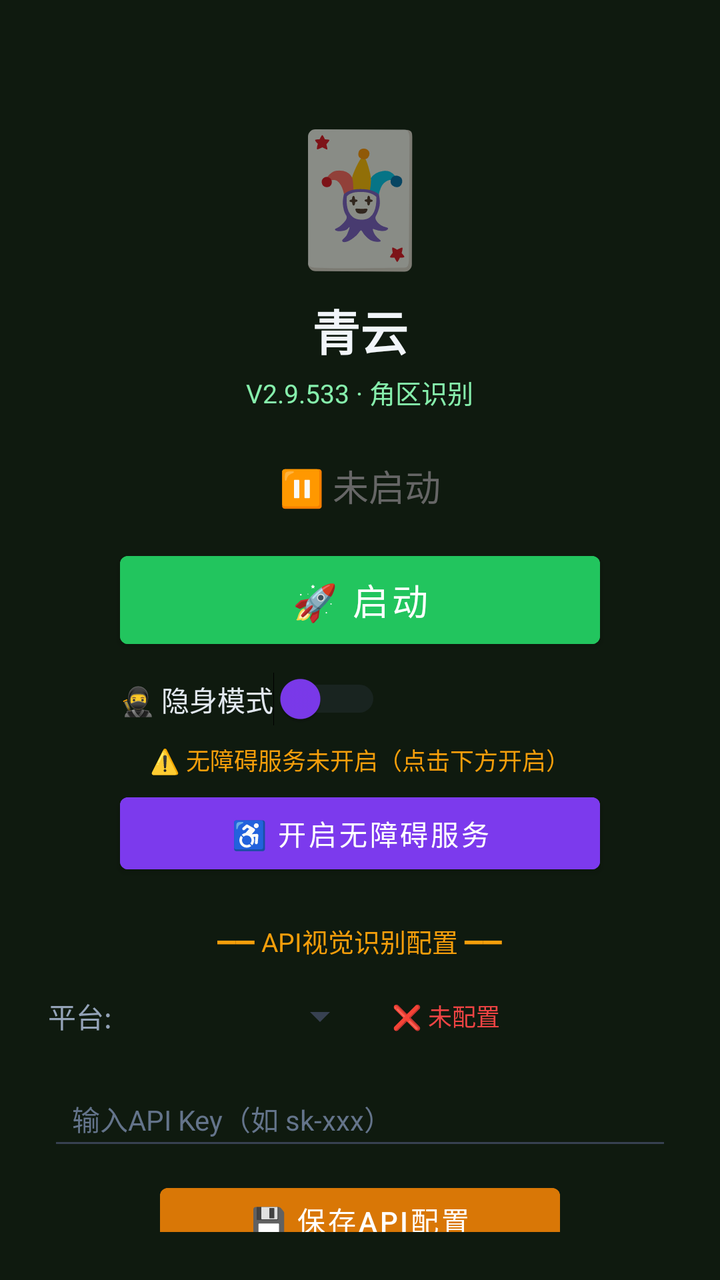
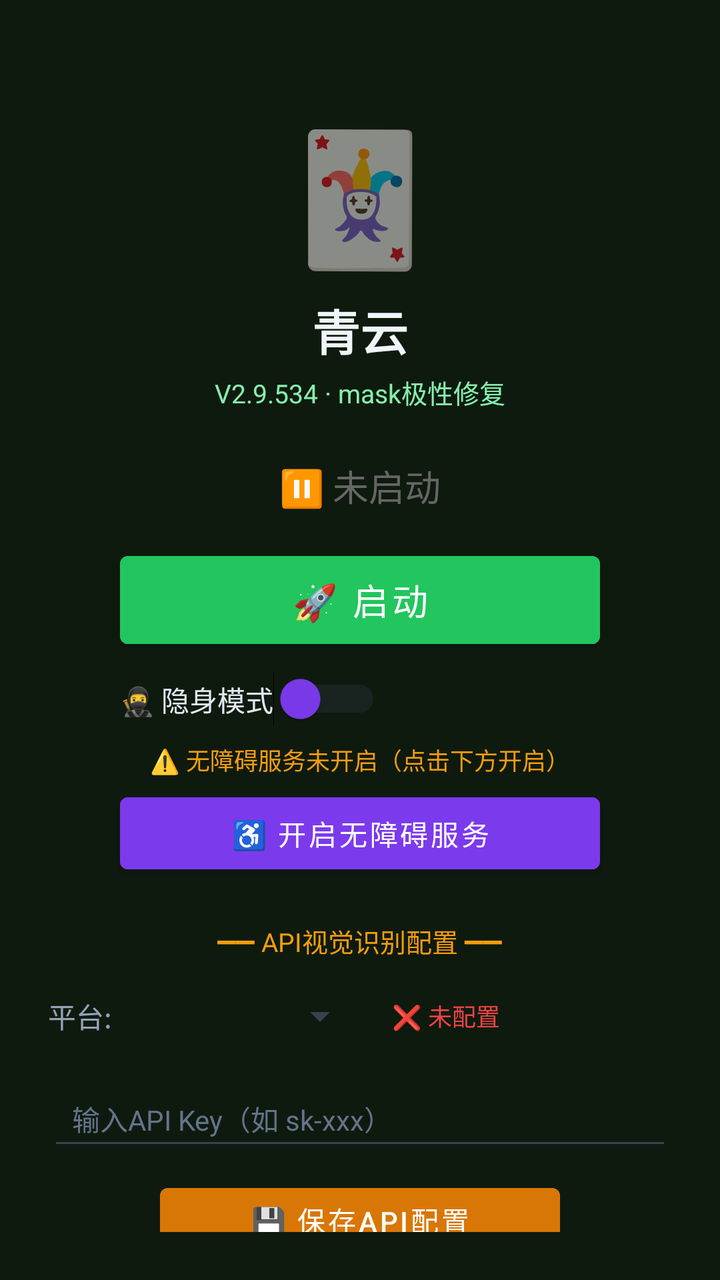

An Android layout rendered at two revisions. The XML below is the earlier revision; the diff shows what the commit changed to produce the second picture.
<!-- AndroidManifest.xml: activity theme Theme.MjScreenshot -->
<!-- res/layout/activity_main.xml -->
<?xml version="1.0" encoding="utf-8"?>
<LinearLayout xmlns:android="http://schemas.android.com/apk/res/android"
    android:layout_width="match_parent"
    android:layout_height="match_parent"
    android:orientation="vertical"
    android:background="#0f1a0f"
    android:padding="24dp"
    android:gravity="center_horizontal">

    <TextView
        android:layout_width="wrap_content"
        android:layout_height="wrap_content"
        android:text="🃏"
        android:textSize="64sp"
        android:layout_marginTop="30dp" />

    <TextView
        android:layout_width="wrap_content"
        android:layout_height="wrap_content"
        android:text="青云"
        android:textSize="24sp"
        android:textColor="#f1f5f9"
        android:textStyle="bold"
        android:layout_marginTop="8dp" />

    <TextView
        android:layout_width="wrap_content"
        android:layout_height="wrap_content"
        android:text="V2.9.533 · 角区识别"
        android:textSize="13sp"
        android:textColor="#86efac"
        android:layout_marginTop="4dp" />

    <TextView
        android:id="@+id/tvStatus"
        android:layout_width="wrap_content"
        android:layout_height="wrap_content"
        android:text="⏸ 未启动"
        android:textSize="18sp"
        android:textColor="#666666"
        android:layout_marginTop="24dp" />

    <Button
        android:id="@+id/btnStart"
        android:layout_width="240dp"
        android:layout_height="56dp"
        android:text="🚀 启动"
        android:textSize="18sp"
        android:textColor="#ffffff"
        android:backgroundTint="#22c55e"
        android:layout_marginTop="16dp" />

    <Button
        android:id="@+id/btnHelper"
        android:layout_width="240dp"
        android:layout_height="56dp"
        android:text="🃏 打开智囊"
        android:textSize="16sp"
        android:textColor="#ffffff"
        android:backgroundTint="#16a34a"
        android:layout_marginTop="12dp"
        android:visibility="gone" />

    
    <LinearLayout
        android:layout_width="240dp"
        android:layout_height="wrap_content"
        android:orientation="horizontal"
        android:gravity="center_vertical"
        android:layout_marginTop="8dp">

        <Switch
            android:id="@+id/switchStealth"
            android:layout_width="wrap_content"
            android:layout_height="wrap_content"
            android:text="🥷 隐身模式"
            android:textColor="#e2e8f0"
            android:textSize="14sp"
            android:thumbTint="#7c3aed"
            android:trackTint="#374151" />
    </LinearLayout>

    <TextView
        android:id="@+id/tvAccessibilityStatus"
        android:layout_width="wrap_content"
        android:layout_height="wrap_content"
        android:text="⚠️ 无障碍服务未开启（点击下方开启）"
        android:textSize="12sp"
        android:textColor="#f59e0b"
        android:layout_marginTop="8dp"
        android:gravity="center" />

    <Button
        android:id="@+id/btnAccessibility"
        android:layout_width="240dp"
        android:layout_height="48dp"
        android:text="♿ 开启无障碍服务"
        android:textSize="14sp"
        android:textColor="#ffffff"
        android:backgroundTint="#7c3aed"
        android:layout_marginTop="4dp" />

    <TextView
        android:layout_width="wrap_content"
        android:layout_height="wrap_content"
        android:text="━━ API视觉识别配置 ━━"
        android:textSize="13sp"
        android:textColor="#f59e0b"
        android:layout_marginTop="20dp" />

    <LinearLayout
        android:layout_width="match_parent"
        android:layout_height="wrap_content"
        android:orientation="horizontal"
        android:layout_marginTop="8dp"
        android:gravity="center_vertical">

        <TextView
            android:layout_width="wrap_content"
            android:layout_height="wrap_content"
            android:text="平台:"
            android:textSize="14sp"
            android:textColor="#94a3b8" />

        <Spinner
            android:id="@+id/spinnerProvider"
            android:layout_width="120dp"
            android:layout_height="40dp"
            android:layout_marginStart="8dp"
            android:backgroundTint="#374151" />

        <TextView
            android:id="@+id/tvApiStatus"
            android:layout_width="wrap_content"
            android:layout_height="wrap_content"
            android:text="❌ 未配置"
            android:textSize="12sp"
            android:textColor="#ef4444"
            android:layout_marginStart="12dp" />
    </LinearLayout>

    <EditText
        android:id="@+id/etApiKey"
        android:layout_width="match_parent"
        android:layout_height="44dp"
        android:hint="输入API Key（如 sk-xxx）"
        android:textSize="14sp"
        android:textColor="#e2e8f0"
        android:textColorHint="#64748b"
        android:backgroundTint="#374151"
        android:inputType="textPassword"
        android:layout_marginTop="8dp"
        android:paddingStart="12dp"
        android:paddingEnd="12dp" />

    <Button
        android:id="@+id/btnSaveApi"
        android:layout_width="200dp"
        android:layout_height="44dp"
        android:text="💾 保存API配置"
        android:textSize="14sp"
        android:textColor="#ffffff"
        android:backgroundTint="#d97706"
        android:layout_marginTop="8dp" />

    <TextView
        android:id="@+id/tvHint"
        android:layout_width="wrap_content"
        android:layout_height="wrap_content"
        android:text="先点上方按钮启动截屏"
        android:textSize="13sp"
        android:textColor="#666666"
        android:layout_marginTop="12dp"
        android:gravity="center" />

    <TextView
        android:layout_width="wrap_content"
        android:layout_height="wrap_content"
        android:text="使用步骤：\n1. 配置API Key（支持OpenAI/通义千问VL/硅基流动）\n2. 点「开启无障碍服务」→ 开启\n3. 开启「🥷隐身模式」(反检测)\n4. 点「启动」→ 允许悬浮窗\n5. 打牌时点屏幕上的🎯悬浮球即可截屏识别\n★ 拖动悬浮球可移到不挡牌的位置 ★\n★ 长按悬浮球可展开/收起详细面板 ★\n★ 悬浮球边框颜色=建议：绿=加注 橙=跟注 红=弃牌 ★"
        android:textSize="12sp"
        android:textColor="#64748b"
        android:layout_marginTop="12dp"
        android:lineSpacingExtra="3dp" />

</LinearLayout>
<!-- resources referenced by this layout -->
<resources>
  <style name="Theme.MjScreenshot" parent="Theme.MaterialComponents.DayNight.DarkActionBar">
          <item name="colorPrimary">#1e40af</item>
          <item name="colorPrimaryVariant">#1e3a8a</item>
          <item name="colorOnPrimary">#ffffff</item>
          <item name="android:statusBarColor">#0f172a</item>
      </style>
</resources>

<!-- the commit's change to res/layout/activity_main.xml (unified diff, before → after) -->
@@ -26,7 +26,7 @@
     <TextView
         android:layout_width="wrap_content"
         android:layout_height="wrap_content"
-        android:text="V2.9.533 · 角区识别"
+        android:text="V2.9.534 · mask极性修复"
         android:textSize="13sp"
         android:textColor="#86efac"
         android:layout_marginTop="4dp" />
